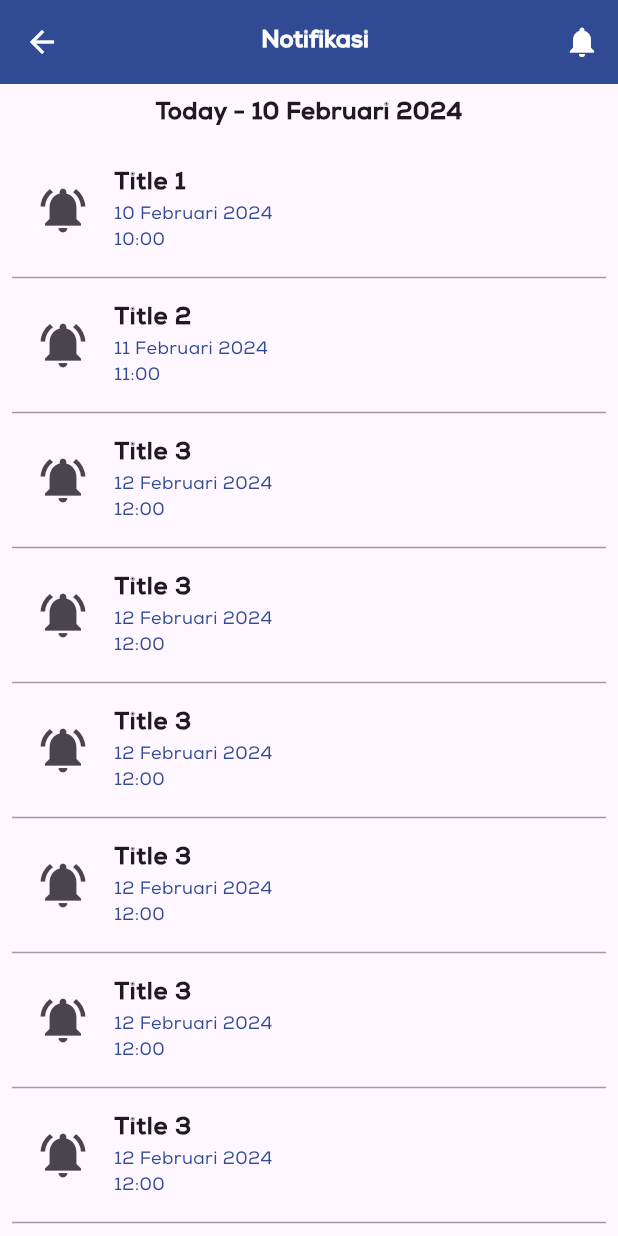
After one commit to nuryamancode/absensi_karyawan_mobile, a Flutter app: the NotifikasiView screen opened by its route, on a phone screen of 412 x 824 dp. The commit adds this screen. Run offline on Flutter 3.47's test engine with Material 3 defaults, Android fonts, the phone set to English and light mode, and no system bars; our stand-ins replace flutter_keyboard_visibility, flutter_map, geolocator, get, get_storage, image_picker and 2 more; missing offline and left inert: sp_util; accounts and stored records are empty.

Commit message:
10 Feb 2024

```diff
--- /dev/null
+++ b/lib/bindings/notifikasi_bindings.dart
@@ -0,0 +1,10 @@
+import 'package:get/get.dart';
+
+import '../controllers/notifikasi_controller.dart';
+
+class NotifikasiBinding extends Bindings {
+  @override
+  void dependencies() {
+    Get.lazyPut(() => NotifikasiController());
+  }
+}
--- /dev/null
+++ b/lib/controllers/notifikasi_controller.dart
@@ -0,0 +1,90 @@
+import 'package:get/get.dart';
+
+class NotifikasiController extends GetxController {
+
+  final List<HistoryItem> historyItems = [
+    HistoryItem(
+      title: 'Title 1',
+      date: '10 Februari 2024',
+      jam: '10:00',
+    ),
+    HistoryItem(
+      title: 'Title 2',
+      date: '11 Februari 2024',
+      jam: '11:00',
+    ),
+    HistoryItem(
+      title: 'Title 3',
+      date: '12 Februari 2024',
+      jam: '12:00',
+    ),
+    HistoryItem(
+      title: 'Title 3',
+      date: '12 Februari 2024',
+      jam: '12:00',
+    ),
+    HistoryItem(
+      title: 'Title 3',
+      date: '12 Februari 2024',
+      jam: '12:00',
+    ),
+    HistoryItem(
+      title: 'Title 3',
+      date: '12 Februari 2024',
+      jam: '12:00',
+    ),
+    HistoryItem(
+      title: 'Title 3',
+      date: '12 Februari 2024',
+      jam: '12:00',
+    ),
+    HistoryItem(
+      title: 'Title 3',
+      date: '12 Februari 2024',
+      jam: '12:00',
+    ),
+    HistoryItem(
+      title: 'Title 3',
+      date: '12 Februari 2024',
+      jam: '12:00',
+    ),
+    HistoryItem(
+      title: 'Title 3',
+      date: '12 Februari 2024',
+      jam: '12:00',
+    ),
+    HistoryItem(
+      title: 'Title 3',
+      date: '12 Februari 2024',
+      jam: '12:00',
+    ),
+    HistoryItem(
+      title: 'Title 3',
+      date: '12 Februari 2024',
+      jam: '12:00',
+    ),
+    HistoryItem(
+      title: 'Title 3',
+      date: '12 Februari 2024',
+      jam: '12:00',
+    ),
+  ];
+
+  @override
+  void onInit() {
+    super.onInit();
+  }
+}
+
+
+class HistoryItem {
+  final String title;
+  final String date;
+  final String jam;
+
+  HistoryItem({
+    required this.title,
+    required this.date,
+    required this.jam,
+  });
+}
--- a/lib/routes/app_page.dart
+++ b/lib/routes/app_page.dart
@@ -1,6 +1,7 @@
 import 'package:get/get.dart';
 import '../bindings/agenda_bindings.dart';
 import '../bindings/bottom_nav_bindings.dart';
+import '../bindings/notifikasi_bindings.dart';
 import '../bindings/presensi_bindings.dart';
 import '../bindings/lokasi_bindings.dart';
 import '../bindings/login_bindings.dart';
@@ -10,6 +11,7 @@ import '../screens/gantipassword_screen.dart';
 import '../screens/informasipribadi_screen.dart';
 import '../screens/login_screen.dart';
 import '../screens/lokasi_screen.dart';
+import '../screens/notifikasi_screen.dart';
 import '../screens/presensi_screen.dart';
 import '../screens/selfie_screen.dart';
 import '../screens/splash_screen.dart';
@@ -82,6 +84,13 @@ class AppPages {
       // transition: Transition.fade
       // transitionDuration: Duration(milliseconds: 2)
     ),
+    GetPage(
+      name: _Paths.notifikasi,
+      page: () =>  const NotifikasiView(),
+      binding: NotifikasiBinding(),
+      // transition: Transition.fade
+      // transitionDuration: Duration(milliseconds: 2)
+    ),
   ];
 }
 
@@ -96,6 +105,7 @@ abstract class Routes {
   static const password= _Paths.password;
   static const bottom = _Paths.bottom;
   static const login = _Paths.login;
+  static const notifikasi = _Paths.notifikasi;
 }
 
 abstract class _Paths {
@@ -109,5 +119,6 @@ abstract class _Paths {
   static const lokasi = '/lokasi';
   static const password = '/password';
   static const splash = '/splash';
+  static const notifikasi = '/notifikasi';
   static const login = '/login';
 }
--- /dev/null
+++ b/lib/screens/notifikasi_screen.dart
@@ -0,0 +1,116 @@
+import 'package:flutter/material.dart';
+import 'package:get/get.dart';
+
+import '../controllers/notifikasi_controller.dart';
+
+
+
+class NotifikasiView extends GetView<NotifikasiController>{
+ const NotifikasiView({super.key});
+
+
+  @override
+  Widget build(BuildContext context) {
+    return Scaffold(
+      appBar: AppBar(
+        iconTheme: const IconThemeData(color: Colors.white),
+        backgroundColor: const Color(0xFF304A93),
+        title: const Center(
+          child: Text(
+            'Notifikasi',
+            style: TextStyle(
+              fontFamily: 'NexaBold',
+              fontSize: 16,
+              fontWeight: FontWeight.bold,
+              color: Colors.white,
+            ),
+          ),
+        ),
+        // titleSpacing: -10,
+        actions: [
+          IconButton(
+            onPressed: () {},
+            icon: const Icon(Icons.notifications),
+            color: Colors.white,
+          ),
+        ],
+      ),
+      body: SafeArea(
+        child: RefreshIndicator(
+            onRefresh: () async {
+
+          },
+          child: SingleChildScrollView(
+            child: Padding(
+              padding: const EdgeInsets.all(8.0),
+              child: Column(
+                children: [
+                  const Text(
+                    'Today - 10 Februari 2024',
+                    style: TextStyle(
+                      fontSize: 16,
+                      fontFamily: 'NexaBold',
+                      fontWeight: FontWeight.bold,
+                    ),
+                  ),
+                  const SizedBox(
+                    height: 16,
+                  ),
+                  ListView.builder(
+                    physics: const NeverScrollableScrollPhysics(),
+                    shrinkWrap: true,
+                    itemCount: controller.historyItems.length,
+                    itemBuilder: (context, index) {
+                      final historyItem = controller.historyItems[index];
+                      return Column(
+                        children: [
+                          ListTile(
+                            leading: const Icon(Icons.notifications_active,size: 36),
+                            // leading: Image.asset(historyItem.imagePath),
+                            title: Text(
+                              historyItem.title,
+                              style: const TextStyle(
+                                fontFamily: 'NexaBold',
+                                fontSize: 16,
+                                fontWeight: FontWeight.bold,
+                              ),
+                            ),
+                            subtitle: Column(
+                              crossAxisAlignment: CrossAxisAlignment.start,
+                              children: [
+                                Text(
+                                  historyItem.date,
+                                  style: const TextStyle(
+                                    fontFamily: 'NexaRegular',
+                                    fontSize: 12,
+                                    color: Color(0xFF304A93),
+                                  ),
+                                ),
+                                Text(
+                                  historyItem.jam,
+                                  style: const TextStyle(
+                                    fontFamily: 'NexaRegular',
+                                    fontSize: 12,
+                                    color: Color(0xFF304A93),
+                                  ),
+                                ),
+                              ],
+                            ),
+                          ),
+                          const Divider(
+                            color: Colors.grey,
+                            thickness: 1.0,
+                          ),
+                        ],
+                      );
+                    },
+                  ),
+                ],
+              ),
+            ),
+          ),
+        ),
+      ),
+    );
+  }
+}
--- a/lib/screens/presensi_screen.dart
+++ b/lib/screens/presensi_screen.dart
@@ -13,7 +13,9 @@ class PresensiView extends GetView<PresensiController> {
       appBar: AppBar(
         actions: [
           IconButton(
-            onPressed: () {},
+            onPressed: () {
+              Get.toNamed(Routes.notifikasi);
+            },
             icon: const Icon(Icons.notifications),
             color: Colors.white,
           ),
--- a/pubspec.yaml
+++ b/pubspec.yaml
@@ -79,6 +79,7 @@ flutter:
     - assets/image/ilus3.png
     - assets/image/ilus4.png
     - assets/image/logo.png
+    - assets/image/logo-black.png
     - assets/image/logout.png
     - assets/image/personalinfo.png
     - assets/image/resetpassword.png
```
Also changed, not shown: assets/image/logo-black.png (added).
